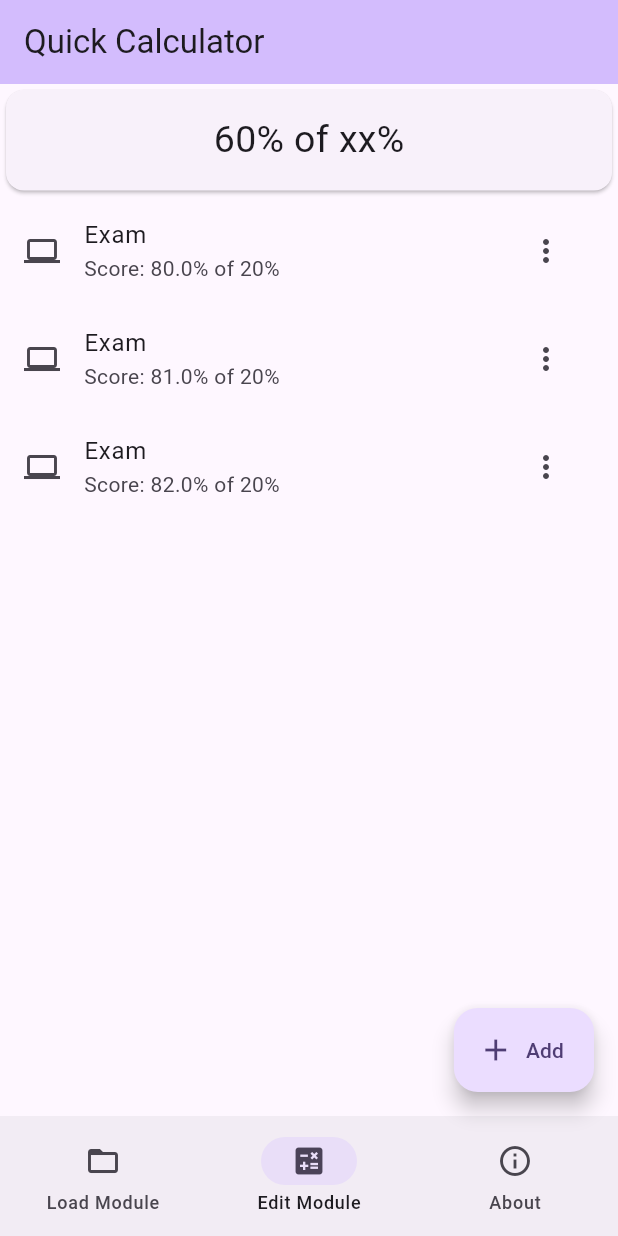
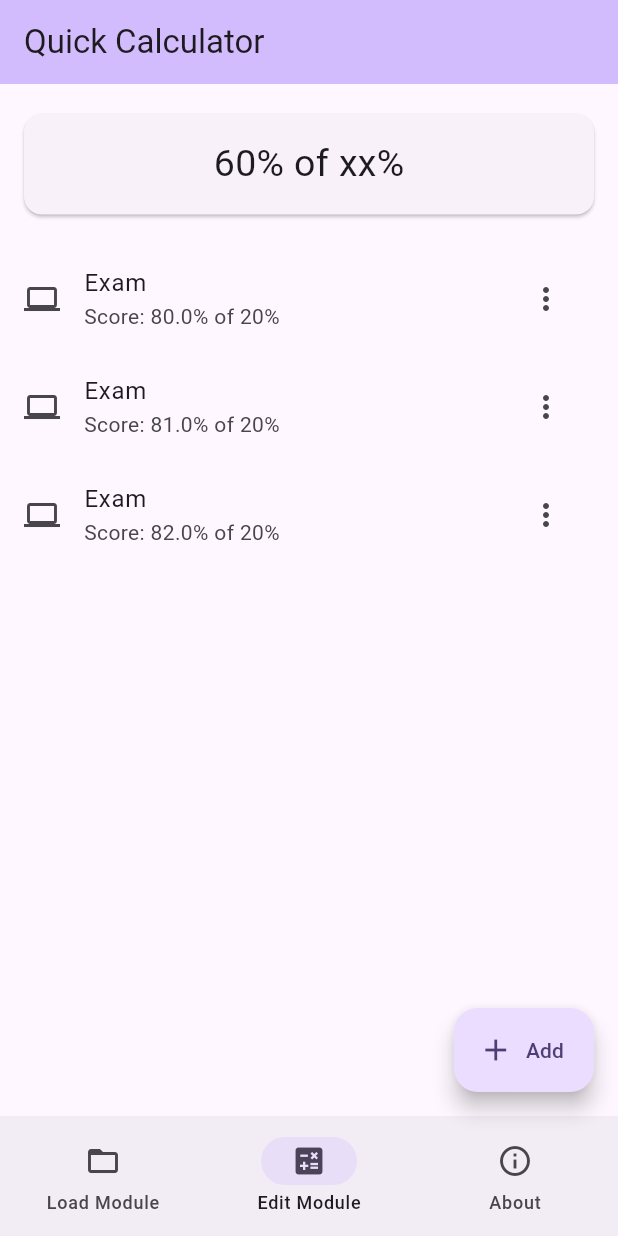
Before and after one commit to ThomasBoxall/module-grade-calculator-v2, a Flutter app: the screen it shows after launch, on a phone screen of 412 x 824 dp. Run offline on Flutter 3.47's test engine with Material 2 defaults, Android fonts, the phone set to English and light mode, and no system bars.

Commit message:
padding, still save btn is broken
	modified:   lib/main.dart
	modified:   lib/main.dart

	modified:   lib/main.dart

```diff
--- a/lib/main.dart
+++ b/lib/main.dart
@@ -328,7 +328,9 @@ class _EditModuleState extends State<EditModule> {
           //       child: Text("Test"),
           //     )
           //   ),
-          ConstrainedBox(
+          Padding(
+            padding: const EdgeInsets.symmetric(horizontal: 12, vertical: 16),
+            child: ConstrainedBox(
               constraints: const BoxConstraints(
                 minHeight: 75,
                 minWidth: 300,
@@ -340,6 +342,7 @@ class _EditModuleState extends State<EditModule> {
                     style: TextStyle(
                       fontSize: 25,
                     )
+                  ),
                 ),
               ),
             ),
```
Lines whose indentation alone changed are shown as unchanged.
